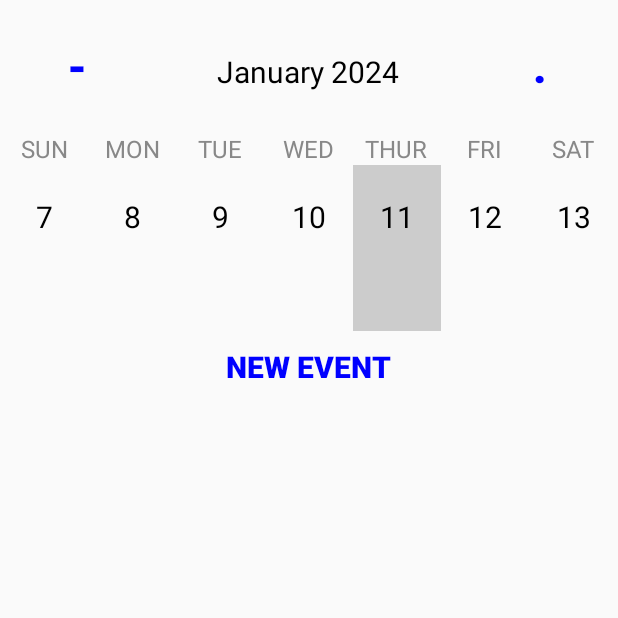
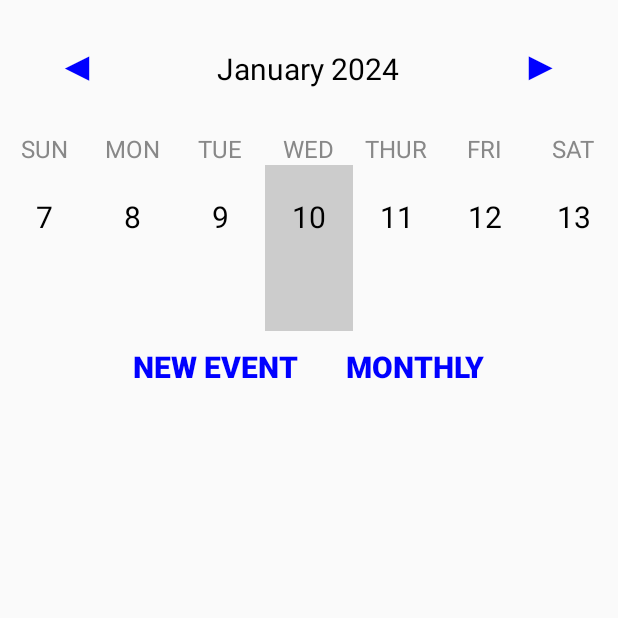
Before and after one commit to erson53/Diary2, an Android app: the WeekViewActivity screen opened directly, with no data from a screen before it, on a phone screen of 412 x 824 dp, the top half of it. Run offline under Robolectric (Android 15) with nearby library versions, the light colour scheme and no system bars.

Commit message:
changed some designe

```diff
--- a/app/src/main/java/com/example/diary/WeekViewActivity.java
+++ b/app/src/main/java/com/example/diary/WeekViewActivity.java
@@ -90,4 +90,9 @@
     {
         startActivity(new Intent(this, EventEditActivity.class));
     }
+
+    public void backToMainActivity(View view) {
+        Intent intent = new Intent(this, MainActivity.class);
+        startActivity(intent);
+    }
 }
--- a/app/src/main/res/layout/activity_week_view.xml
+++ b/app/src/main/res/layout/activity_week_view.xml
@@ -19,12 +19,12 @@
             android:layout_width="0dp"
             android:layout_height="wrap_content"
             android:layout_weight="1"
-            android:text="-"
+            android:text="◀"
             android:textColor="@color/blue"
             android:background="@null"
             android:textStyle="bold"
             android:onClick="previousWeekAction"
-            android:textSize="30sp"/>
+            android:textSize="25sp"/>
 
         <TextView
             android:id="@+id/monthYearTV"
@@ -40,12 +40,12 @@
             android:layout_width="0dp"
             android:layout_height="wrap_content"
             android:layout_weight="1"
-            android:text="."
+            android:text="▶"
             android:textColor="@color/blue"
             android:background="@null"
             android:textStyle="bold"
             android:onClick="nextWeekAction"
-            android:textSize="30sp"/>
+            android:textSize="25sp"/>
 
     </LinearLayout>
 
@@ -127,6 +127,12 @@
         android:layout_height="0dp"
         android:layout_weight="1"/>
 
+    <LinearLayout
+        android:layout_width="match_parent"
+        android:layout_height="wrap_content"
+        android:orientation="horizontal"
+        android:gravity="center">
+
     <Button
         android:layout_width="wrap_content"
         android:layout_height="wrap_content"
@@ -136,7 +142,21 @@
         android:textStyle="bold"
         android:onClick="newEventAction"
         android:layout_gravity="center"
-        android:textSize="20sp"/>
+        android:textSize="20sp"
+        android:layout_marginEnd="16dp"/>
+
+    <Button
+        android:layout_width="wrap_content"
+        android:layout_height="wrap_content"
+        android:text="Monthly"
+        android:textColor="@color/blue"
+        android:background="@null"
+        android:textStyle="bold"
+        android:onClick="backToMainActivity"
+        android:layout_gravity="center"
+        android:textSize="20sp"
+        android:layout_marginStart="16dp"/>
+    </LinearLayout>
 
     <ListView
         android:id="@+id/eventListView"
```
Also changed, not shown: app/src/main/res/layout/activity_main.xml (+16 -15 lines).
